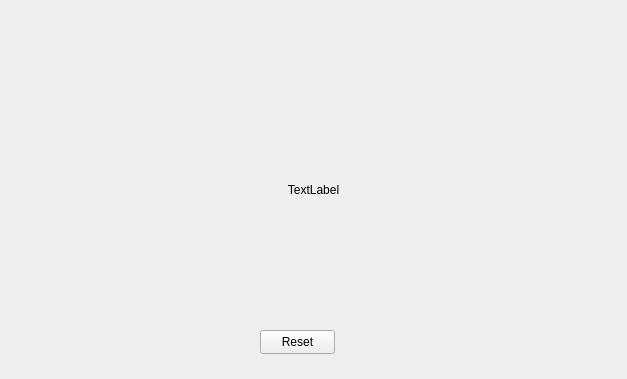
Above: ImageWizard/targetselector.ui from coltoncandy/Image-Generator-Wizard before the change. Below: the same form after it.
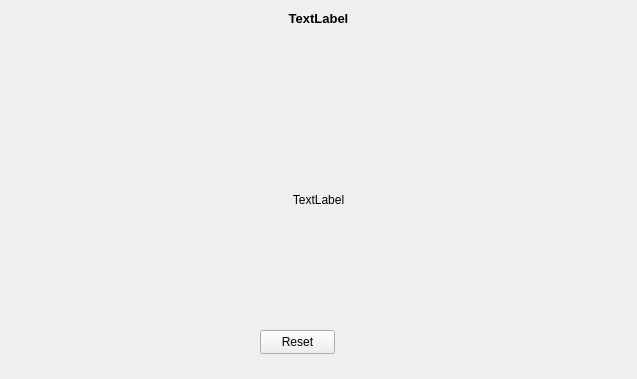
That is the form after the change.

Commit message: Updated target to display target title properly. Images also are properly cropped again. Need to redo reset button to work again.

```diff
--- a/ImageWizard/targetselector.ui
+++ b/ImageWizard/targetselector.ui
@@ -6,7 +6,7 @@
    <rect>
     <x>0</x>
     <y>0</y>
-    <width>627</width>
+    <width>637</width>
     <height>379</height>
    </rect>
   </property>
@@ -14,6 +14,22 @@
    <string>targetselector</string>
   </property>
   <layout class="QVBoxLayout" name="verticalLayout">
+   <item>
+    <widget class="QLabel" name="title">
+     <property name="font">
+      <font>
+       <pointsize>10</pointsize>
+       <bold>true</bold>
+      </font>
+     </property>
+     <property name="text">
+      <string>TextLabel</string>
+     </property>
+     <property name="alignment">
+      <set>Qt::AlignCenter</set>
+     </property>
+    </widget>
+   </item>
    <item>
     <widget class="QLabel" name="imgLabel">
      <property name="sizePolicy">
```
The commit also changes 2 other files.
